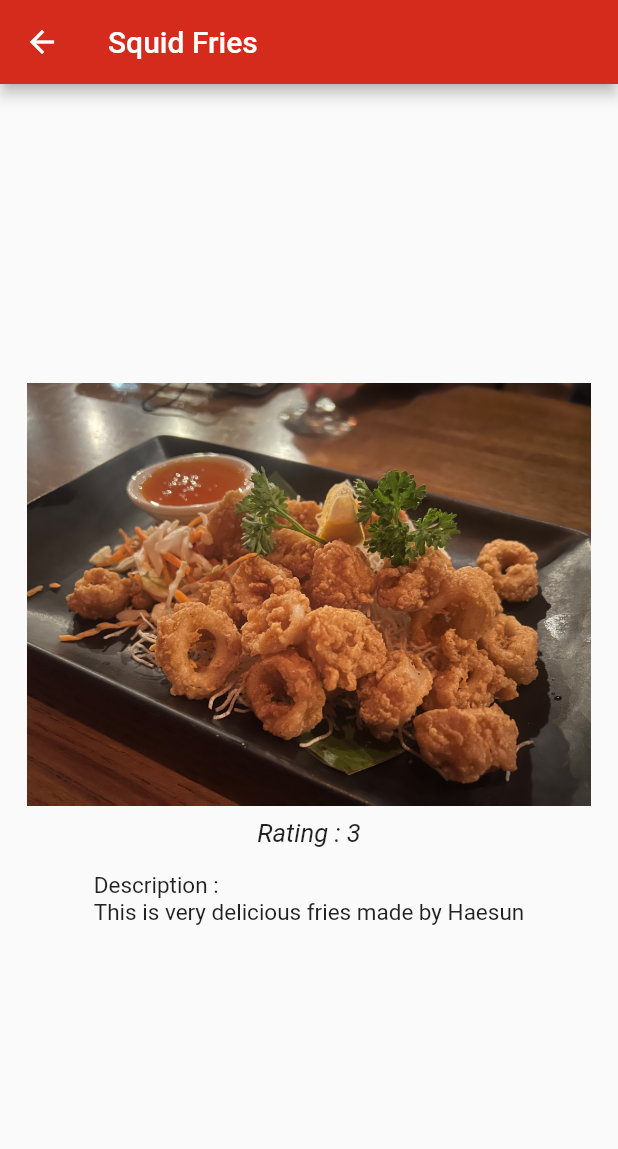
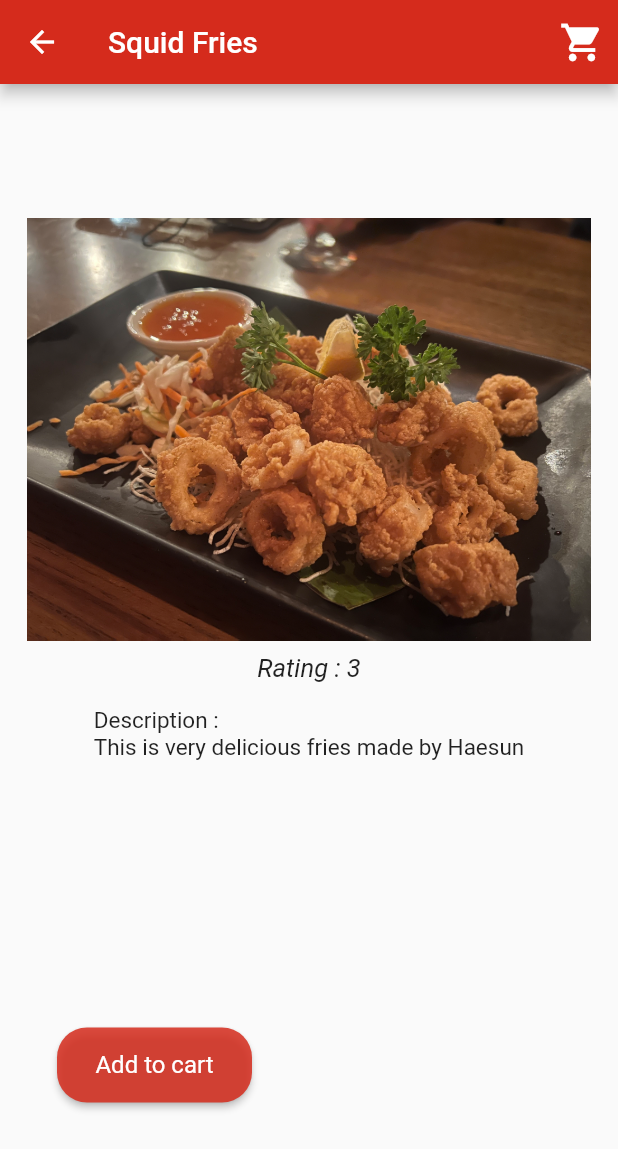
Before and after one commit to Haesun-Lee/tap_review, a Flutter app: the MenuDetailPage screen opened directly with sample values from the repository, on a phone screen of 412 x 824 dp. Shown: the top 1149 px of the screen. Run offline on Flutter 3.47's test engine with Material 2 defaults, Android fonts, the phone set to English and light mode, and no system bars; missing offline and left inert: dart:ffi.

Commit message:
add cart button and add to cart button

```diff
--- a/lib/widgets/pages/menu_detail.dart
+++ b/lib/widgets/pages/menu_detail.dart
@@ -7,10 +7,24 @@ class MenuDetailPage extends StatelessWidget {
   final Menu menu;
   MenuDetailPage(this.menu);
 
+  int _counter = 0;
+
   @override
   Widget build(BuildContext context) {
     return Scaffold(
-        appBar: AppBar(title: Text(menu.menu_name), backgroundColor: Color(0xFFd52b1c),),
+        appBar: AppBar(
+          title: Text(menu.menu_name),
+          backgroundColor: Color(0xFFd52b1c),
+          actions: <Widget>[
+            IconButton(
+                      icon: const Icon(Icons.shopping_cart),
+                      iconSize: 30,
+                      onPressed: (){
+
+                      },
+            ),
+          ]
+        ),
         body: Padding(
             padding: const EdgeInsets.all(18.0),
             child: Column(
@@ -36,8 +50,37 @@ class MenuDetailPage extends StatelessWidget {
                     textAlign: TextAlign.justify,
                     style: TextStyle(fontSize: 15.0),
                   ),
-                )
+                ),
+                SizedBox(
+                  height: 170,
+                ),
+                Row(
+                  children: <Widget> [
+                    SizedBox(
+                      width: 20,
+                    ),
+                    ElevatedButton(
+                      child: Text(
+                        'Add to cart',
+                        style: TextStyle(fontSize: 16.0),
+                      ),
+                      onPressed: () {
+
+                      },
+                      style: ElevatedButton.styleFrom(
+                      fixedSize: const Size(130, 50),
+                      shape: RoundedRectangleBorder(
+                        borderRadius: BorderRadius.circular(20),
+                      ),
+                      backgroundColor: Color(0xD9d52b1c),
+                      foregroundColor: Colors.white,
+                      textStyle: const TextStyle(fontSize: 25)),
+                    ),
+                  ]
+                ),
               ],
-            )));
+            )
+          )
+      );
   }
 }
```
